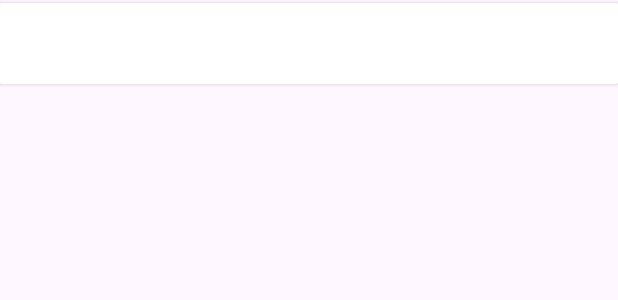
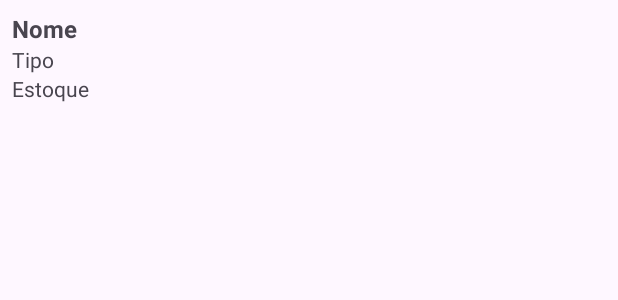
Before and after one commit to Dev-Moretti/Hora_Do_Cafe-APP, an Android app: the layout item_cafe_recycler.xml on its own in the app's theme, with its tools: preview values and no code run, on a phone screen of 412 x 824 dp. Shown: the top 300 px of the screen. Run offline under Robolectric (Android 15) with nearby library versions, the phone set to English and light mode, and no system bars; network calls fail.

Commit message:
chamadas API com chave extra e visualizar cafes

```diff
--- a/app/build.gradle.kts
+++ b/app/build.gradle.kts
@@ -42,6 +42,9 @@ dependencies {
     implementation("com.squareup.retrofit2:converter-gson:2.11.0")
     implementation("com.squareup.okhttp3:logging-interceptor:4.11.0")
 
+    implementation ("androidx.recyclerview:recyclerview:1.3.1")
+    implementation ("com.google.android.material:material:1.9.0")
+
     implementation(libs.androidx.core.ktx)
     implementation(libs.androidx.appcompat)
     implementation(libs.material)
--- a/app/src/main/java/com/davimoretti/horadocafe/ServiceAPI/EnderecoAPI.kt
+++ b/app/src/main/java/com/davimoretti/horadocafe/ServiceAPI/APICafeServices.kt
@@ -4,11 +4,10 @@ import com.davimoretti.horadocafe.model.Cafe
 import retrofit2.Response
 import retrofit2.http.Body
 import retrofit2.http.GET
-import retrofit2.http.Header
 import retrofit2.http.POST
 
 
-interface EnderecoAPI {
+interface APICafeServices {
 
     @POST("api/Auth")
     suspend fun authenticate(@Body authAPIRequest: AuthAPIRequest): AuthAPIResponse
--- a/app/src/main/java/com/davimoretti/horadocafe/ServiceAPI/AuthInterceptorAPI.kt
+++ b/app/src/main/java/com/davimoretti/horadocafe/ServiceAPI/Config/AuthInterceptorAPI.kt
@@ -1,4 +1,4 @@
-package com.davimoretti.horadocafe.ServiceAPI
+package com.davimoretti.horadocafe.ServiceAPI.Config
 
 import okhttp3.Interceptor
 import okhttp3.Response
--- a/app/src/main/java/com/davimoretti/horadocafe/ServiceAPI/RetrofitHelper.kt
+++ b/app/src/main/java/com/davimoretti/horadocafe/ServiceAPI/Config/RetrofitHelper.kt
@@ -1,4 +1,4 @@
-package com.davimoretti.horadocafe.ServiceAPI
+package com.davimoretti.horadocafe.ServiceAPI.Config
 
 import okhttp3.OkHttpClient
 import retrofit2.Retrofit
--- a/app/src/main/java/com/davimoretti/horadocafe/ServiceAPI/TokenAPI.kt
+++ b/app/src/main/java/com/davimoretti/horadocafe/ServiceAPI/Config/TokenAPI.kt
@@ -1,4 +1,4 @@
-package com.davimoretti.horadocafe.ServiceAPI
+package com.davimoretti.horadocafe.ServiceAPI.Config
 
 import android.content.Context
 import android.content.SharedPreferences
--- a/app/src/main/java/com/davimoretti/horadocafe/model/Cafe.kt
+++ b/app/src/main/java/com/davimoretti/horadocafe/model/Cafe.kt
@@ -9,7 +9,7 @@ val capPorDose: Int,
 val tipo: String,
 val precoCap: Double,
 val imagemUrl: String,
-val estoque: Double,
+val estoque: Int,
 val intensidade: String,
 val dataCadastro: LocalDateTime
 )
--- a/app/src/main/res/layout/item_cafe_recycler.xml
+++ b/app/src/main/res/layout/item_cafe_recycler.xml
@@ -1,50 +1,31 @@
 <?xml version="1.0" encoding="utf-8"?>
 
-<androidx.cardview.widget.CardView
+<LinearLayout
     xmlns:android="http://schemas.android.com/apk/res/android"
     android:layout_width="match_parent"
     android:layout_height="wrap_content"
-    android:layout_marginBottom="2dp"
-    android:layout_marginTop="2dp"
-    android:elevation="4dp">
+    android:orientation="vertical"
+    android:padding="8dp">
 
     <TextView
-        android:id="@+id/tvCafeName"
+        android:id="@+id/tvNome"
         android:layout_width="match_parent"
         android:layout_height="wrap_content"
-        android:padding="16dp"
-        android:textSize="16dp"
-        android:textColor="#000"
-        android:background="#FFF" />
+        android:text="Nome"
+        android:textStyle="bold"
+        android:textSize="16sp" />
 
     <TextView
-        android:id="@+id/tvCafeTipo"
+        android:id="@+id/tvTipo"
         android:layout_width="match_parent"
         android:layout_height="wrap_content"
-        android:padding="16dp"
-        android:textSize="16dp"
-        android:text=""
-        android:textColor="#000"
-        android:background="#FFF" />
+        android:text="Tipo"
+        android:textSize="14sp" />
 
     <TextView
-        android:id="@+id/tvCafeIntensidade"
+        android:id="@+id/tvEstoque"
         android:layout_width="match_parent"
         android:layout_height="wrap_content"
-        android:padding="16dp"
-        android:textSize="16dp"
-        android:text=""
-        android:textColor="#000"
-        android:background="#FFF" />
-
-    <TextView
-        android:id="@+id/tvCafeEstoque"
-        android:layout_width="match_parent"
-        android:layout_height="wrap_content"
-        android:padding="16dp"
-        android:textSize="16dp"
-        android:text=""
-        android:textColor="#000"
-        android:background="#FFF" />
-
-</androidx.cardview.widget.CardView>
+        android:text="Estoque"
+        android:textSize="14sp" />
+</LinearLayout>
--- a/app/src/main/res/values/colors.xml
+++ b/app/src/main/res/values/colors.xml
@@ -2,4 +2,8 @@
 <resources>
     <color name="black">#FF000000</color>
     <color name="white">#FFFFFFFF</color>
+    <color name="snackbar_connected">#219027</color>
+    <color name="snackbar_disconnected">#F0291A</color>
+    <color name="button_atualizar">#0D92F8</color>
+
 </resources>
```
Also changed, not shown: app/src/main/java/com/davimoretti/horadocafe/MainActivity.kt (+71 -35 lines), app/src/main/java/com/davimoretti/horadocafe/ServiceAPI/AuthAPI.kt (+7 -5 lines), app/src/main/java/com/davimoretti/horadocafe/model/CafeAdapter.kt (+18 -8 lines), app/src/main/res/layout/activity_main.xml (+11 -27 lines).
